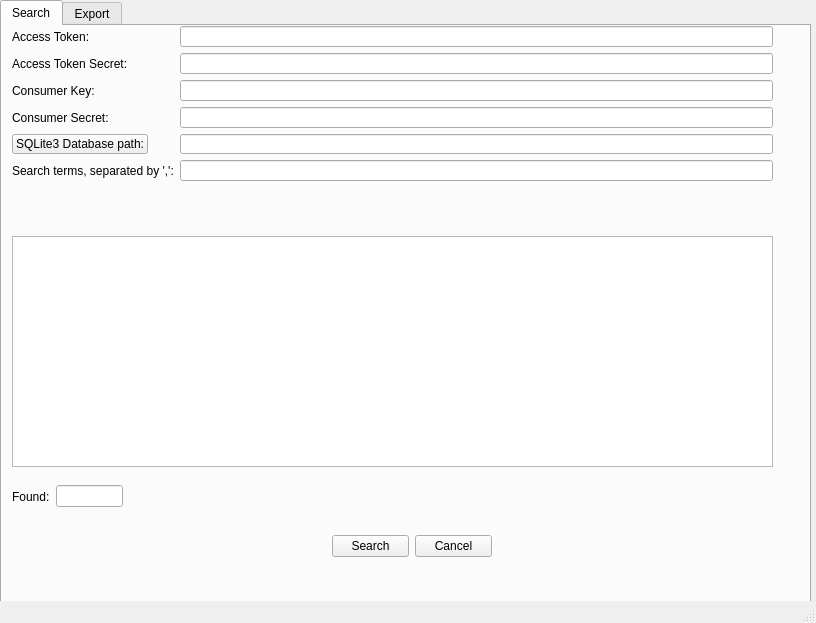
Old version of the form grudi.ui in the repository dhsdshdhk/tweetwatcher.
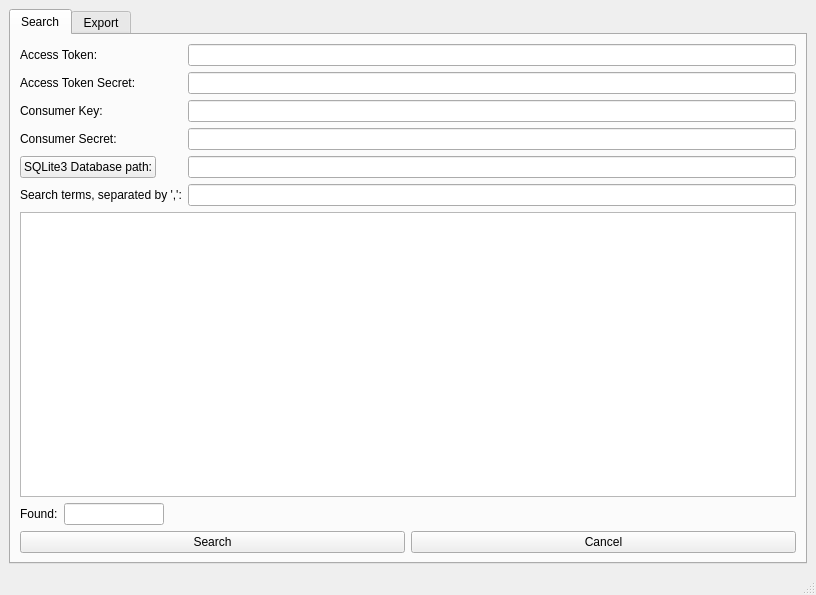
New version of the form. Icons and pictures are not drawn.

Commit message: Set a layout for widgets

Patch:
```diff
--- a/grudi.ui
+++ b/grudi.ui
@@ -7,22 +7,26 @@
     <x>0</x>
     <y>0</y>
     <width>816</width>
-    <height>623</height>
+    <height>595</height>
    </rect>
   </property>
   <property name="windowTitle">
    <string>Grudi Twitter Tool</string>
   </property>
+  <property name="windowIcon">
+   <iconset>
+    <normaloff>grudilogo.png</normaloff>grudilogo.png</iconset>
+  </property>
   <widget class="QWidget" name="centralwidget">
+   <property name="sizePolicy">
+    <sizepolicy hsizetype="Expanding" vsizetype="Expanding">
+     <horstretch>0</horstretch>
+     <verstretch>0</verstretch>
+    </sizepolicy>
+   </property>
+   <layout class="QGridLayout" name="gridLayout">
+    <item row="0" column="0">
    <widget class="QTabWidget" name="tabWidget">
-    <property name="geometry">
-     <rect>
-      <x>0</x>
-      <y>0</y>
-      <width>811</width>
-      <height>621</height>
-     </rect>
-    </property>
     <property name="palette">
      <palette>
       <active>
@@ -64,47 +68,17 @@
      <number>0</number>
     </property>
     <widget class="QWidget" name="tabSearch">
+       <property name="sizePolicy">
+        <sizepolicy hsizetype="Expanding" vsizetype="Expanding">
+         <horstretch>0</horstretch>
+         <verstretch>0</verstretch>
+        </sizepolicy>
+       </property>
      <attribute name="title">
       <string>Search</string>
      </attribute>
-     <widget class="QWidget" name="horizontalLayoutWidget_2">
-      <property name="geometry">
-       <rect>
-        <x>10</x>
-        <y>450</y>
-        <width>111</width>
-        <height>41</height>
-       </rect>
-      </property>
-      <layout class="QHBoxLayout" name="horizontalLayout_4">
+       <layout class="QVBoxLayout" name="verticalLayout_2">
        <item>
-        <widget class="QLabel" name="labelFound">
-         <property name="text">
-          <string>Found:</string>
-         </property>
-        </widget>
-       </item>
-       <item>
-        <widget class="QLineEdit" name="lineEditFound">
-         <property name="readOnly">
-          <bool>true</bool>
-         </property>
-         <property name="clearButtonEnabled">
-          <bool>false</bool>
-         </property>
-        </widget>
-       </item>
-      </layout>
-     </widget>
-     <widget class="QWidget" name="formLayoutWidget">
-      <property name="geometry">
-       <rect>
-        <x>10</x>
-        <y>0</y>
-        <width>761</width>
-        <height>155</height>
-       </rect>
-      </property>
       <layout class="QFormLayout" name="formLayoutSearch">
        <item row="0" column="0">
         <widget class="QLabel" name="labelAccessToken">
@@ -150,6 +124,13 @@
        <item row="3" column="1">
         <widget class="QLineEdit" name="lineConsumerSecret"/>
        </item>
+          <item row="4" column="0">
+           <widget class="QPushButton" name="pushButtonDatabasePathSearch">
+            <property name="text">
+             <string>SQLite3 Database path:</string>
+            </property>
+           </widget>
+          </item>
        <item row="4" column="1">
         <widget class="QLineEdit" name="lineDatabasePathSearch"/>
        </item>
@@ -163,40 +144,58 @@
        <item row="5" column="1">
         <widget class="QLineEdit" name="lineSearchTerms"/>
        </item>
-       <item row="4" column="0">
-        <widget class="QPushButton" name="pushButtonDatabasePathSearch">
-         <property name="text">
-          <string>SQLite3 Database path:</string>
-         </property>
-        </widget>
-       </item>
-      </layout>
-     </widget>
+         </layout>
+        </item>
+        <item>
      <widget class="QTextEdit" name="textEditOutput">
       <property name="enabled">
        <bool>true</bool>
       </property>
-      <property name="geometry">
-       <rect>
-        <x>10</x>
-        <y>210</y>
-        <width>761</width>
-        <height>231</height>
-       </rect>
-      </property>
       <property name="readOnly">
        <bool>true</bool>
       </property>
      </widget>
-     <widget class="QWidget" name="horizontalLayoutWidget">
-      <property name="geometry">
-       <rect>
-        <x>330</x>
-        <y>500</y>
-        <width>160</width>
-        <height>41</height>
-       </rect>
-      </property>
+        </item>
+        <item>
+         <layout class="QFormLayout" name="formLayout">
+          <item row="0" column="0">
+           <widget class="QLabel" name="labelFound">
+            <property name="maximumSize">
+             <size>
+              <width>100</width>
+              <height>16777215</height>
+             </size>
+            </property>
+            <property name="text">
+             <string>Found:</string>
+            </property>
+           </widget>
+          </item>
+          <item row="0" column="1">
+           <widget class="QLineEdit" name="lineEditFound">
+            <property name="sizePolicy">
+             <sizepolicy hsizetype="Preferred" vsizetype="Fixed">
+              <horstretch>0</horstretch>
+              <verstretch>0</verstretch>
+             </sizepolicy>
+            </property>
+            <property name="maximumSize">
+             <size>
+              <width>100</width>
+              <height>16777215</height>
+             </size>
+            </property>
+            <property name="readOnly">
+             <bool>true</bool>
+            </property>
+            <property name="clearButtonEnabled">
+             <bool>false</bool>
+            </property>
+           </widget>
+          </item>
+         </layout>
+        </item>
+        <item>
       <layout class="QHBoxLayout" name="horizontalLayout_3">
        <item>
         <widget class="QPushButton" name="searchPushButtonSearch">
@@ -228,81 +227,21 @@
         </widget>
        </item>
       </layout>
-     </widget>
-     <widget class="QLabel" name="labelGrudi">
-      <property name="geometry">
-       <rect>
-        <x>620</x>
-        <y>470</y>
-        <width>131</width>
-        <height>71</height>
-       </rect>
-      </property>
-      <property name="text">
-       <string/>
-      </property>
-      <property name="pixmap">
-       <pixmap>grudilogo.png</pixmap>
-      </property>
-      <property name="scaledContents">
-       <bool>true</bool>
-      </property>
-     </widget>
+        </item>
+       </layout>
     </widget>
     <widget class="QWidget" name="tabExport">
+       <property name="sizePolicy">
+        <sizepolicy hsizetype="Expanding" vsizetype="Expanding">
+         <horstretch>0</horstretch>
+         <verstretch>0</verstretch>
+        </sizepolicy>
+       </property>
      <attribute name="title">
       <string>Export</string>
      </attribute>
-     <widget class="QWidget" name="horizontalLayoutWidget_3">
-      <property name="geometry">
-       <rect>
-        <x>350</x>
-        <y>460</y>
-        <width>191</width>
-        <height>91</height>
-       </rect>
-      </property>
-      <layout class="QHBoxLayout" name="horizontalLayout_5">
+       <layout class="QVBoxLayout" name="verticalLayout_3">
        <item>
-        <widget class="QPushButton" name="exportPushButtonExport">
-         <property name="text">
-          <string>Export</string>
-         </property>
-         <property name="checkable">
-          <bool>false</bool>
-         </property>
-         <property name="checked">
-          <bool>false</bool>
-         </property>
-         <property name="autoDefault">
-          <bool>false</bool>
-         </property>
-         <property name="default">
-          <bool>false</bool>
-         </property>
-         <property name="flat">
-          <bool>false</bool>
-         </property>
-        </widget>
-       </item>
-       <item>
-        <widget class="QProgressBar" name="progressBarExport">
-         <property name="value">
-          <number>24</number>
-         </property>
-        </widget>
-       </item>
-      </layout>
-     </widget>
-     <widget class="QWidget" name="formLayoutWidget_2">
-      <property name="geometry">
-       <rect>
-        <x>10</x>
-        <y>10</y>
-        <width>761</width>
-        <height>51</height>
-       </rect>
-      </property>
       <layout class="QFormLayout" name="formLayoutSearch_2">
        <item row="0" column="0">
         <widget class="QPushButton" name="pushButtonDatabasePathExport">
@@ -324,16 +263,13 @@
        <item row="1" column="1">
         <widget class="QLineEdit" name="lineFieldsExport"/>
        </item>
-      </layout>
-     </widget>
+          <item row="2" column="0">
      <widget class="QComboBox" name="comboBoxSelectTable">
-      <property name="geometry">
-       <rect>
-        <x>10</x>
-        <y>70</y>
-        <width>91</width>
-        <height>20</height>
-       </rect>
+            <property name="maximumSize">
+             <size>
+              <width>100</width>
+              <height>16777215</height>
+             </size>
       </property>
       <item>
        <property name="text">
@@ -341,10 +277,56 @@
        </property>
       </item>
      </widget>
-    </widget>
-   </widget>
-  </widget>
-  <widget class="QStatusBar" name="statusbar"/>
+          </item>
+         </layout>
+        </item>
+        <item>
+         <layout class="QVBoxLayout" name="verticalLayout">
+          <item>
+           <widget class="QPushButton" name="exportPushButtonExport">
+            <property name="text">
+             <string>Export</string>
+            </property>
+            <property name="checkable">
+             <bool>false</bool>
+            </property>
+            <property name="checked">
+             <bool>false</bool>
+            </property>
+            <property name="autoDefault">
+             <bool>false</bool>
+            </property>
+            <property name="default">
+             <bool>false</bool>
+            </property>
+            <property name="flat">
+             <bool>false</bool>
+            </property>
+           </widget>
+          </item>
+          <item>
+           <widget class="QProgressBar" name="progressBarExport">
+            <property name="value">
+             <number>0</number>
+            </property>
+           </widget>
+          </item>
+         </layout>
+        </item>
+       </layout>
+      </widget>
+     </widget>
+    </item>
+   </layout>
+  </widget>
+  <widget class="QStatusBar" name="statusbar">
+   <property name="sizePolicy">
+    <sizepolicy hsizetype="Expanding" vsizetype="Expanding">
+     <horstretch>0</horstretch>
+     <verstretch>0</verstretch>
+    </sizepolicy>
+   </property>
+  </widget>
  </widget>
  <resources/>
  <connections/>
```
Lines whose indentation alone changed are shown as unchanged. The commit also changes 3 other files.
